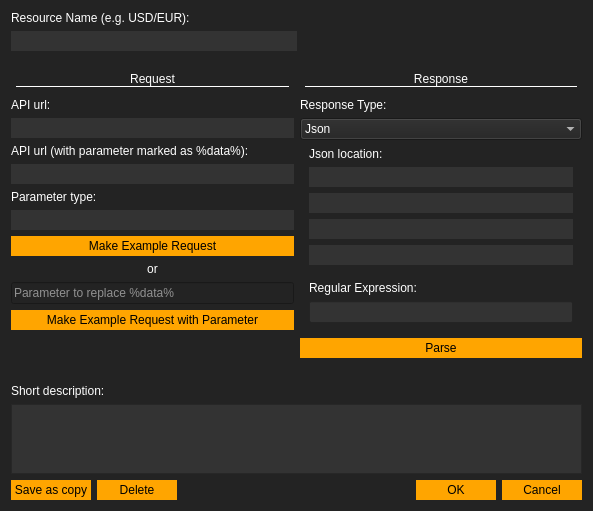
Old version of the form configitem.ui in the repository Acria-Network/Acria-Oracle-Node-Qt.
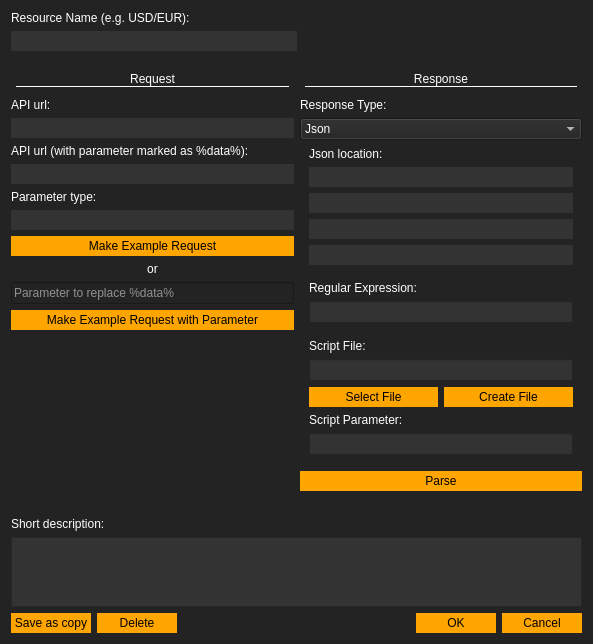
New version of the form. Icons and pictures are not drawn.

```diff
--- a/configitem.ui
+++ b/configitem.ui
@@ -7,7 +7,7 @@
     <x>0</x>
     <y>0</y>
     <width>593</width>
-    <height>399</height>
+    <height>439</height>
    </rect>
   </property>
   <property name="sizePolicy">
@@ -448,6 +448,90 @@
          </layout>
         </widget>
        </item>
+       <item>
+        <widget class="QWidget" name="verticalWidget_script" native="true">
+         <layout class="QVBoxLayout" name="verticalLayout_response_script">
+          <property name="topMargin">
+           <number>1</number>
+          </property>
+          <property name="bottomMargin">
+           <number>10</number>
+          </property>
+          <item>
+           <widget class="QLabel" name="label_12">
+            <property name="text">
+             <string>Script File:</string>
+            </property>
+           </widget>
+          </item>
+          <item>
+           <widget class="QLineEdit" name="lineEdit_script_file">
+            <property name="styleSheet">
+             <string notr="true">background-color:#333333;</string>
+            </property>
+            <property name="frame">
+             <bool>true</bool>
+            </property>
+           </widget>
+          </item>
+          <item>
+           <layout class="QHBoxLayout" name="horizontalLayout_2">
+            <property name="topMargin">
+             <number>0</number>
+            </property>
+            <item>
+             <widget class="QPushButton" name="pushButton_select_script_file">
+              <property name="styleSheet">
+               <string notr="true">background-color:white;
+color:black;
+border: none;
+/*padding:30px;*/
+width:80px;
+padding-top:3px;
+padding-bottom:3px;
+background-color:orange;</string>
+              </property>
+              <property name="text">
+               <string>Select File</string>
+              </property>
+             </widget>
+            </item>
+            <item>
+             <widget class="QPushButton" name="pushButton_create_script_file">
+              <property name="styleSheet">
+               <string notr="true">background-color:white;
+color:black;
+border: none;
+/*padding:30px;*/
+width:80px;
+padding-top:3px;
+padding-bottom:3px;
+background-color:orange;</string>
+              </property>
+              <property name="text">
+               <string>Create File</string>
+              </property>
+             </widget>
+            </item>
+           </layout>
+          </item>
+          <item>
+           <widget class="QLabel" name="label_13">
+            <property name="text">
+             <string>Script Parameter:</string>
+            </property>
+           </widget>
+          </item>
+          <item>
+           <widget class="QLineEdit" name="lineEdit_script_parameter">
+            <property name="styleSheet">
+             <string notr="true">background-color:#333333;</string>
+            </property>
+           </widget>
+          </item>
+         </layout>
+        </widget>
+       </item>
        <item>
         <widget class="QPushButton" name="pushButton_response_parse">
          <property name="styleSheet">
```
Left out of the diff: 8 changed lines with no effect on the pictures.
